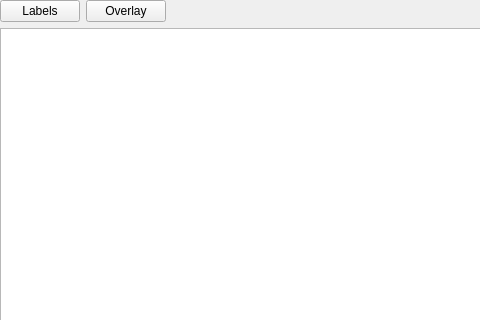
This is xdisasmwidget.ui in horsicq/XDisasm as Qt 5 draws it before an edit; both pictures show x 0 to 480 and y 0 to 320 of the 833 by 639 pixel window. The edited form follows.
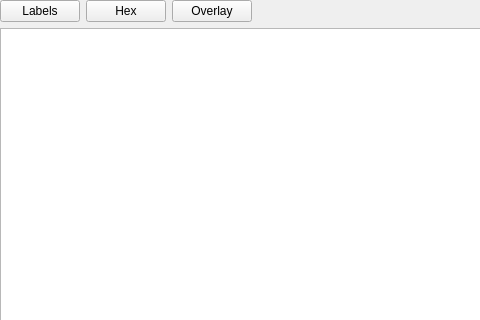
This is the edited form.

```diff
--- a/xdisasmwidget.ui
+++ b/xdisasmwidget.ui
@@ -35,6 +35,13 @@
        </property>
       </widget>
      </item>
+     <item>
+      <widget class="QPushButton" name="pushButtonHex">
+       <property name="text">
+        <string>Hex</string>
+       </property>
+      </widget>
+     </item>
      <item>
       <widget class="QPushButton" name="pushButtonOverlay">
        <property name="text">
```
